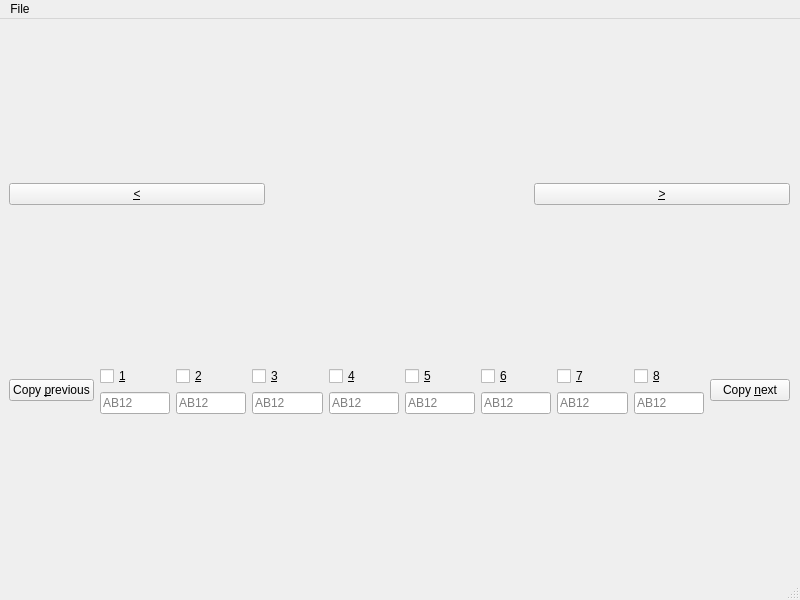
This is labeller.ui in Hypochondriac-Hippos/plate-labeller as Qt 5 draws it before an edit. The edited form follows.
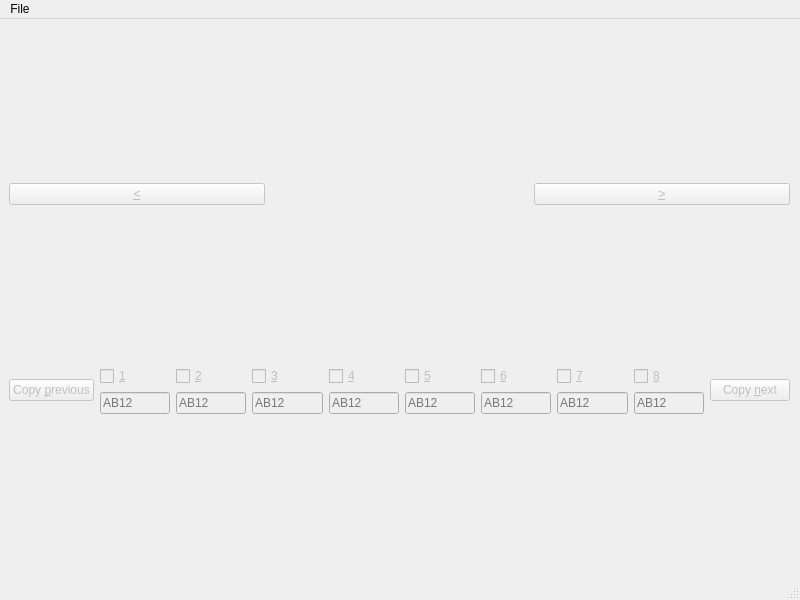
This is the edited form.

Commit message: Disable everything until video is open

Diff of the .ui file:
```diff
--- a/labeller.ui
+++ b/labeller.ui
@@ -28,6 +28,9 @@
       <layout class="QHBoxLayout" name="horizontalLayout">
        <item>
         <widget class="QPushButton" name="prev_frame_button">
+         <property name="enabled">
+          <bool>false</bool>
+         </property>
          <property name="text">
           <string>&amp;&lt;</string>
          </property>
@@ -42,6 +45,9 @@
        </item>
        <item>
         <widget class="QPushButton" name="next_frame_button">
+         <property name="enabled">
+          <bool>false</bool>
+         </property>
          <property name="text">
           <string>&amp;&gt;</string>
          </property>
@@ -53,6 +59,9 @@
       <layout class="QHBoxLayout" name="horizontalLayout_2">
        <item>
         <widget class="QPushButton" name="copy_prev">
+         <property name="enabled">
+          <bool>false</bool>
+         </property>
          <property name="text">
           <string>Copy &amp;previous</string>
          </property>
@@ -62,6 +71,9 @@
         <layout class="QGridLayout" name="gridLayout_4" rowstretch="0,0">
          <item row="0" column="7">
           <widget class="QCheckBox" name="plate8_box">
+           <property name="enabled">
+            <bool>false</bool>
+           </property>
            <property name="text">
             <string>&amp;8</string>
            </property>
@@ -69,6 +81,9 @@
          </item>
          <item row="0" column="5">
           <widget class="QCheckBox" name="plate6_box">
+           <property name="enabled">
+            <bool>false</bool>
+           </property>
            <property name="text">
             <string>&amp;6</string>
            </property>
@@ -76,6 +91,9 @@
          </item>
          <item row="0" column="0">
           <widget class="QCheckBox" name="plate1_box">
+           <property name="enabled">
+            <bool>false</bool>
+           </property>
            <property name="text">
             <string>&amp;1</string>
            </property>
@@ -83,6 +101,9 @@
          </item>
          <item row="0" column="3">
           <widget class="QCheckBox" name="plate4_box">
+           <property name="enabled">
+            <bool>false</bool>
+           </property>
            <property name="text">
             <string>&amp;4</string>
            </property>
@@ -90,6 +111,9 @@
          </item>
          <item row="0" column="4">
           <widget class="QCheckBox" name="plate5_box">
+           <property name="enabled">
+            <bool>false</bool>
+           </property>
            <property name="text">
             <string>&amp;5</string>
            </property>
@@ -97,6 +121,9 @@
          </item>
          <item row="0" column="2">
           <widget class="QCheckBox" name="plate3_box">
+           <property name="enabled">
+            <bool>false</bool>
+           </property>
            <property name="text">
             <string>&amp;3</string>
            </property>
@@ -104,6 +131,9 @@
          </item>
          <item row="0" column="1">
           <widget class="QCheckBox" name="plate2_box">
+           <property name="enabled">
+            <bool>false</bool>
+           </property>
            <property name="text">
             <string>&amp;2</string>
            </property>
@@ -111,6 +141,9 @@
          </item>
          <item row="0" column="6">
           <widget class="QCheckBox" name="plate7_box">
+           <property name="enabled">
+            <bool>false</bool>
+           </property>
            <property name="text">
             <string>&amp;7</string>
            </property>
@@ -118,6 +151,9 @@
          </item>
          <item row="1" column="0">
           <widget class="QLineEdit" name="plate1_number">
+           <property name="enabled">
+            <bool>false</bool>
+           </property>
            <property name="inputMask">
             <string>&gt;AA99</string>
            </property>
@@ -128,6 +164,9 @@
          </item>
          <item row="1" column="1">
           <widget class="QLineEdit" name="plate2_number">
+           <property name="enabled">
+            <bool>false</bool>
+           </property>
            <property name="inputMask">
             <string>&gt;AA99</string>
            </property>
@@ -138,6 +177,9 @@
          </item>
          <item row="1" column="2">
           <widget class="QLineEdit" name="plate3_number">
+           <property name="enabled">
+            <bool>false</bool>
+           </property>
            <property name="inputMask">
             <string>&gt;AA99</string>
            </property>
@@ -148,6 +190,9 @@
          </item>
          <item row="1" column="3">
           <widget class="QLineEdit" name="plate4_number">
+           <property name="enabled">
+            <bool>false</bool>
+           </property>
            <property name="inputMask">
             <string>&gt;AA99</string>
            </property>
@@ -158,6 +203,9 @@
          </item>
          <item row="1" column="4">
           <widget class="QLineEdit" name="plate5_number">
+           <property name="enabled">
+            <bool>false</bool>
+           </property>
            <property name="inputMask">
             <string>&gt;AA99</string>
            </property>
@@ -168,6 +216,9 @@
          </item>
          <item row="1" column="5">
           <widget class="QLineEdit" name="plate6_number">
+           <property name="enabled">
+            <bool>false</bool>
+           </property>
            <property name="inputMask">
             <string>&gt;AA99</string>
            </property>
@@ -178,6 +229,9 @@
          </item>
          <item row="1" column="6">
           <widget class="QLineEdit" name="plate7_number">
+           <property name="enabled">
+            <bool>false</bool>
+           </property>
            <property name="inputMask">
             <string>&gt;AA99</string>
            </property>
@@ -188,6 +242,9 @@
          </item>
          <item row="1" column="7">
           <widget class="QLineEdit" name="plate8_number">
+           <property name="enabled">
+            <bool>false</bool>
+           </property>
            <property name="inputMask">
             <string>&gt;AA99</string>
            </property>
@@ -200,6 +257,9 @@
        </item>
        <item>
         <widget class="QPushButton" name="copy_next">
+         <property name="enabled">
+          <bool>false</bool>
+         </property>
          <property name="text">
           <string>Copy &amp;next</string>
          </property>
```
The commit also changes 1 other file.
